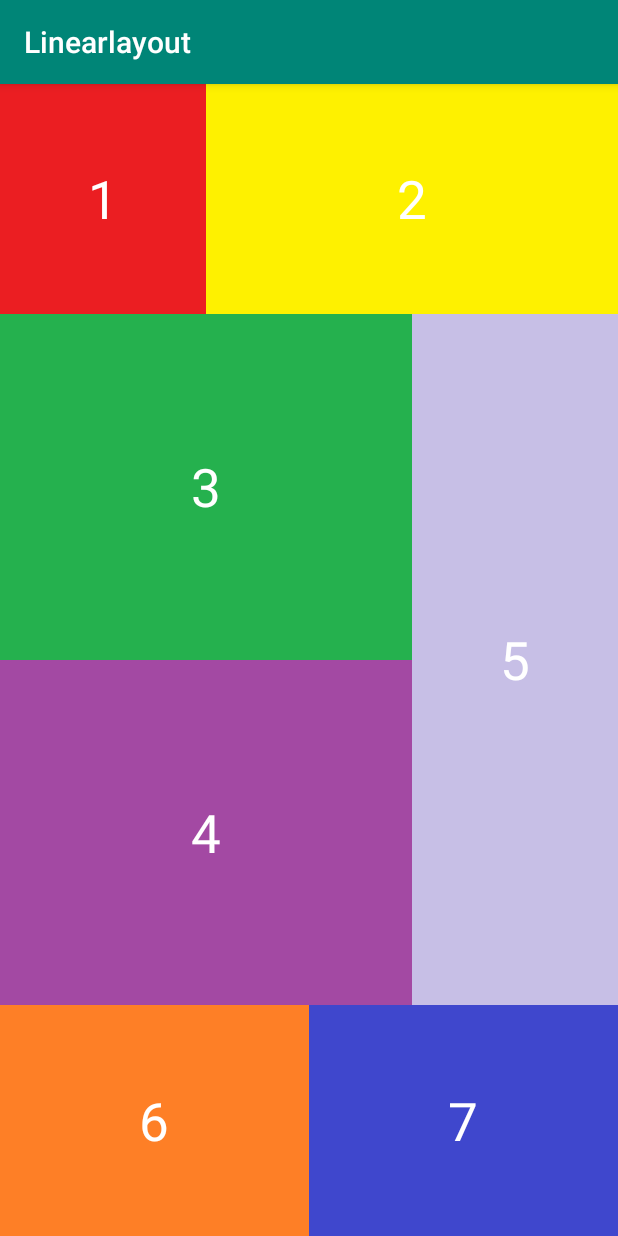
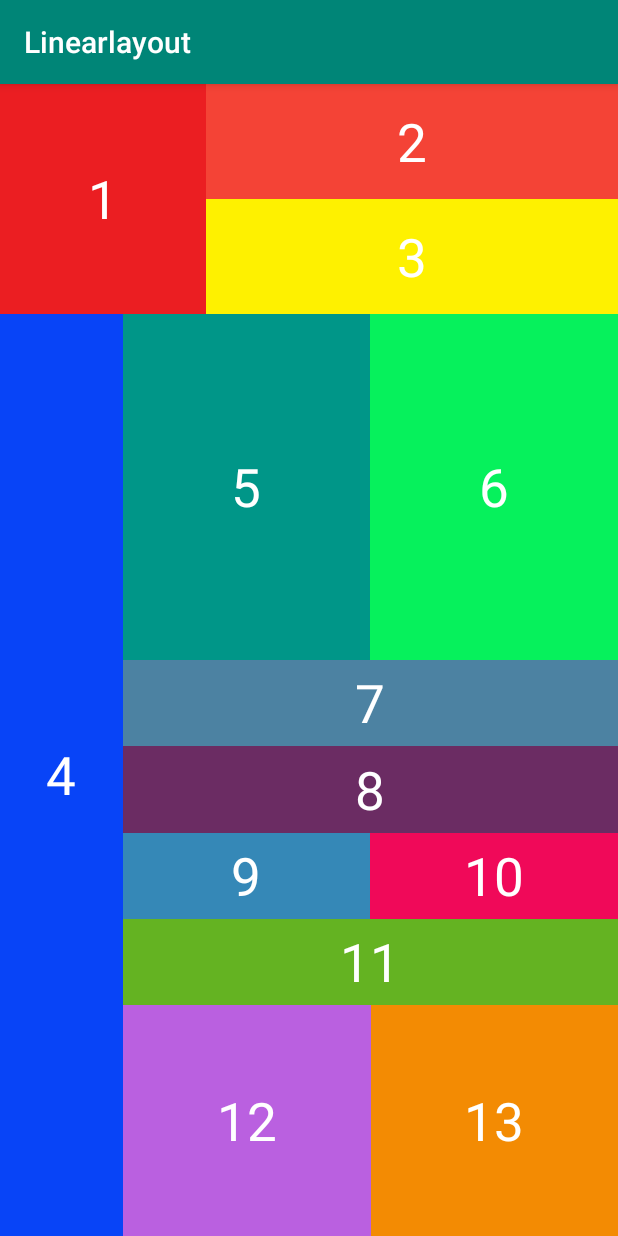
Before and after one commit to dungtran6868/Linearlayout, an Android app: the screen it shows after launch (MainActivity), on a phone screen of 412 x 824 dp. Run offline under Robolectric (Android 15) with nearby library versions, the phone set to English and light mode, and no system bars.

Commit message:
feat: ui bai tap 5

```diff
--- a/app/src/main/res/layout/activity_main.xml
+++ b/app/src/main/res/layout/activity_main.xml
@@ -32,9 +32,17 @@
         <LinearLayout
             android:layout_weight="2"
             android:layout_width="0dp"
-            android:layout_height="match_parent">
+            android:layout_height="match_parent"
+            android:orientation="vertical"
+            >
+
+            <LinearLayout
+                android:layout_weight="1"
+                android:layout_width="match_parent"
+                android:layout_height="0dp">
+
                 <TextView
-                android:background="#fef100"
+                    android:background="#F44336"
                     android:text="2"
                     android:textColor="#ffffff"
                     android:textSize="35sp"
@@ -44,66 +52,176 @@
 
             </LinearLayout>
 
+            <LinearLayout
+                android:layout_weight="1"
+                android:layout_width="match_parent"
+                android:layout_height="0dp">
+
+                <TextView
+                    android:background="#fef100"
+                    android:text="3"
+                    android:textColor="#ffffff"
+                    android:textSize="35sp"
+                    android:gravity="center"
+                    android:layout_width="match_parent"
+                    android:layout_height="match_parent" />
+
+            </LinearLayout>
+
+        </LinearLayout>
+
+
+
+    </LinearLayout>
+
+    <LinearLayout
+        android:layout_weight = "4"
+        android:layout_width = "match_parent"
+        android:layout_height = "0dp"
+        android:orientation="horizontal"
+        android:weightSum="5">
+
+        <LinearLayout
+            android:layout_weight="1"
+            android:layout_width="0dp"
+            android:layout_height="match_parent">
+            <TextView
+                android:text="4"
+                android:textSize="35sp"
+                android:gravity="center"
+                android:textColor="#ffffff"
+                android:background="#0844F7"
+                android:layout_width="match_parent"
+                android:layout_height="match_parent" />
+        </LinearLayout>
+
+        <LinearLayout
+            android:orientation="vertical"
+            android:layout_weight="4"
+            android:layout_width="0dp"
+            android:layout_height="match_parent"
+            android:weightSum="4">
+
+            <LinearLayout
+                android:orientation="vertical"
+                android:layout_weight="3"
+                android:layout_width="match_parent"
+                android:layout_height="0dp">
+
+                <LinearLayout
+                    android:orientation="horizontal"
+                    android:layout_weight="1"
+                    android:layout_width="match_parent"
+                    android:layout_height="match_parent">
+
+                    <TextView
+                        android:layout_weight="1"
+                        android:text="5"
+                        android:textSize="35sp"
+                        android:gravity="center"
+                        android:textColor="#ffffff"
+                        android:background="#009688"
+                        android:layout_width="0dp"
+                        android:layout_height="match_parent" />
+
+                    <TextView
+                        android:text="6"
+                        android:layout_weight="1"
+                        android:textSize="35sp"
+                        android:gravity="center"
+                        android:textColor="#ffffff"
+                        android:background="#06F15C"
+                        android:layout_width="0dp"
+                        android:layout_height="match_parent" />
 
 
                 </LinearLayout>
 
                 <LinearLayout
                     android:orientation="vertical"
-        android:layout_weight="4"
+                    android:layout_weight="1"
                     android:layout_width="match_parent"
-        android:layout_height="0dp"
-        android:weightSum="4">
+                    android:layout_height="match_parent">
 
                     <LinearLayout
-            android:orientation="horizontal"
-            android:layout_weight="3"
+                        android:layout_weight="1"
                         android:layout_width="match_parent"
-            android:layout_height="0dp">
-
-            <LinearLayout
-                android:layout_weight="2"
-                android:layout_width="0dp"
                         android:layout_height="match_parent"
                         android:orientation="vertical">
 
                         <TextView
                             android:layout_weight="1"
-                    android:text="3"
+                            android:text="7"
                             android:textSize="35sp"
                             android:gravity="center"
                             android:textColor="#ffffff"
-                    android:background="#25b14e"
+                            android:background="#4C82A2"
                             android:layout_width="match_parent"
-                    android:layout_height="match_parent" />
+                            android:layout_height="0dp" />
 
                         <TextView
+                            android:text="8"
                             android:layout_weight="1"
-                    android:text="4"
                             android:textSize="35sp"
                             android:gravity="center"
                             android:textColor="#ffffff"
-                    android:background="#A349A3"
+                            android:background="#6b2c63"
                             android:layout_width="match_parent"
-                    android:layout_height="match_parent" />
+                            android:layout_height="0dp" />
 
                     </LinearLayout>
 
                     <LinearLayout
+                        android:orientation="vertical"
                         android:layout_weight="1"
-                android:layout_width="0dp"
+                        android:layout_width="match_parent"
+                        android:layout_height="match_parent">
+
+                        <LinearLayout
+                            android:orientation="horizontal"
+                            android:layout_weight="1"
+                            android:layout_width="match_parent"
                             android:layout_height="match_parent">
 
                             <TextView
-                    android:text="5"
+                                android:layout_weight="1"
+                                android:text="9"
                                 android:textSize="35sp"
                                 android:gravity="center"
                                 android:textColor="#ffffff"
-                    android:background="#C7BFE6"
+                                android:background="#3588b7"
+                                android:layout_width="0dp"
+                                android:layout_height="match_parent" />
+
+                            <TextView
+                                android:text="10"
+                                android:layout_weight="1"
+                                android:textSize="35sp"
+                                android:gravity="center"
+                                android:textColor="#ffffff"
+                                android:background="#F00959"
+                                android:layout_width="0dp"
+                                android:layout_height="match_parent" />
+
+                        </LinearLayout>
+                        <LinearLayout
+                            android:layout_weight="1"
+                            android:layout_width="match_parent"
+                            android:layout_height="match_parent">
+
+                            <TextView
+                                android:layout_weight="1"
+                                android:text="11"
+                                android:textSize="35sp"
+                                android:gravity="center"
+                                android:textColor="#ffffff"
+                                android:background="#64B322"
                                 android:layout_width="match_parent"
                                 android:layout_height="match_parent" />
                         </LinearLayout>
+                    </LinearLayout>
 
+                </LinearLayout>
 
 
             </LinearLayout>
@@ -120,11 +238,11 @@
                     android:layout_height="match_parent">
 
                     <TextView
-                    android:text="6"
+                        android:text="12"
                         android:textSize="35sp"
                         android:gravity="center"
                         android:textColor="#ffffff"
-                    android:background="#FE7F26"
+                        android:background="#BA60E0"
                         android:layout_width="match_parent"
                         android:layout_height="match_parent" />
 
@@ -136,11 +254,11 @@
                     android:layout_height="match_parent">
 
                     <TextView
-                    android:text="7"
+                        android:text="13"
                         android:textSize="35sp"
                         android:gravity="center"
                         android:textColor="#ffffff"
-                    android:background="#3F47CD"
+                        android:background="#F38B03"
                         android:layout_width="match_parent"
                         android:layout_height="match_parent" />
 
@@ -148,7 +266,7 @@
 
 
             </LinearLayout>
-
+        </LinearLayout>
 
     </LinearLayout>
 </LinearLayout>
```
Lines whose indentation alone changed are shown as unchanged.
